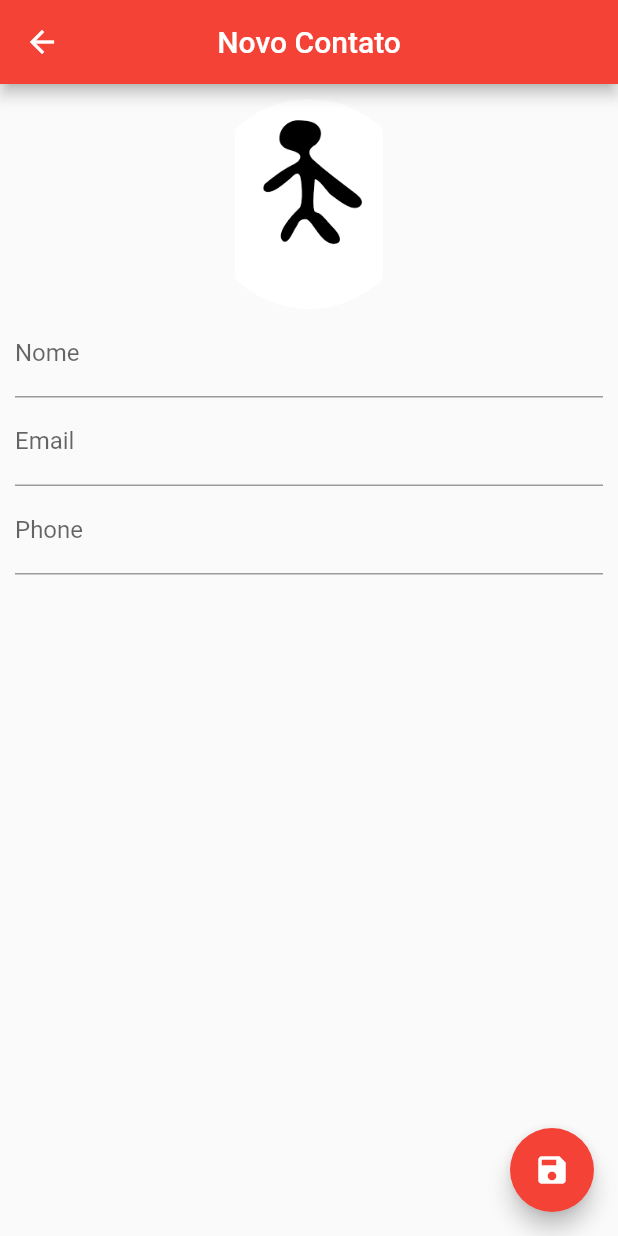
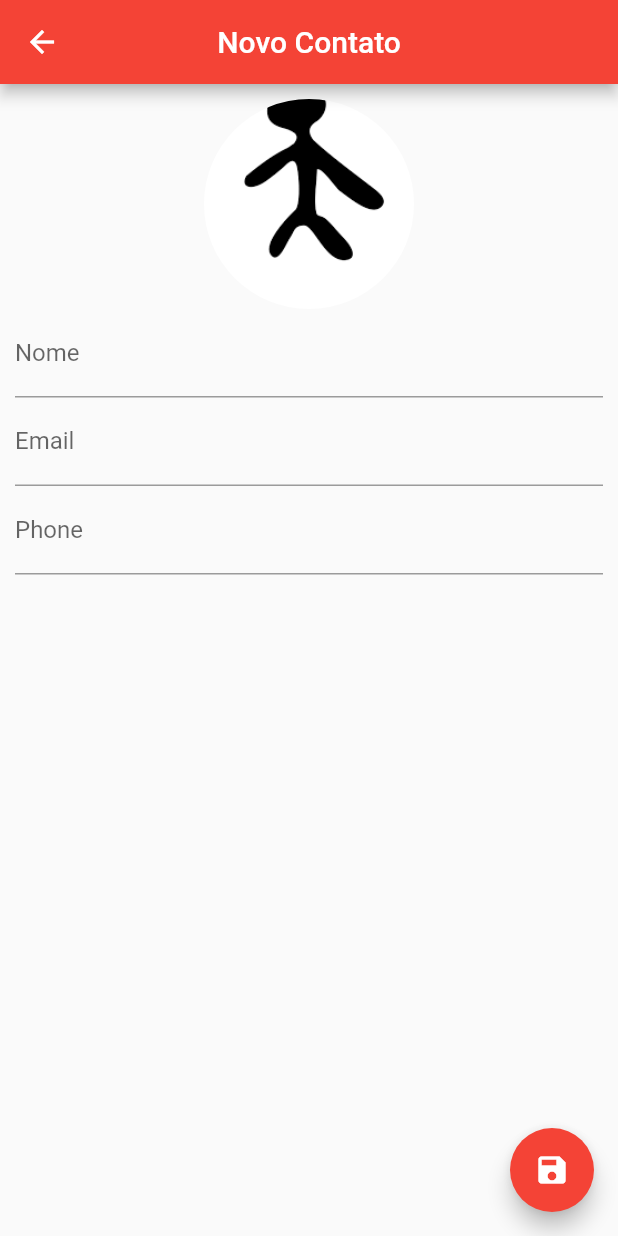
Before and after one commit to filipebebar/curso_flutter, a Flutter app: the ContactPage screen opened directly, on a phone screen of 412 x 824 dp. Run offline on Flutter 3.47's test engine with Material 2 defaults, Android fonts, the phone set to English and light mode, and no system bars; our stand-ins replace image_picker, share, sqflite, transparent_image; accounts and stored records are empty.

```diff
--- a/agendadecontatos/lib/helpers/contact_page.dart
+++ b/agendadecontatos/lib/helpers/contact_page.dart
@@ -72,7 +72,8 @@ class _ContactPageState extends State<ContactPage> {
                       image: DecorationImage(
                           image: _editedContact.img != null
                               ? FileImage(File(_editedContact.img))
-                              : AssetImage("images/pessoa.png")),
+                              : AssetImage("images/pessoa.png"),
+                          fit: BoxFit.cover),
                     ),
                   ),
                   onTap: () {
--- a/agendadecontatos/lib/ui/home_page.dart
+++ b/agendadecontatos/lib/ui/home_page.dart
@@ -78,7 +78,8 @@ class _HomePageState extends State<HomePage> {
                   image: DecorationImage(
                       image: contacts[index].img != null
                           ? FileImage(File(contacts[index].img))
-                          : AssetImage("images/pessoa.png")),
+                          : AssetImage("images/pessoa.png"),
+                  fit: BoxFit.cover),
                 ),
               ),
               Padding(
```
Also changed, not shown: 1 other file.
